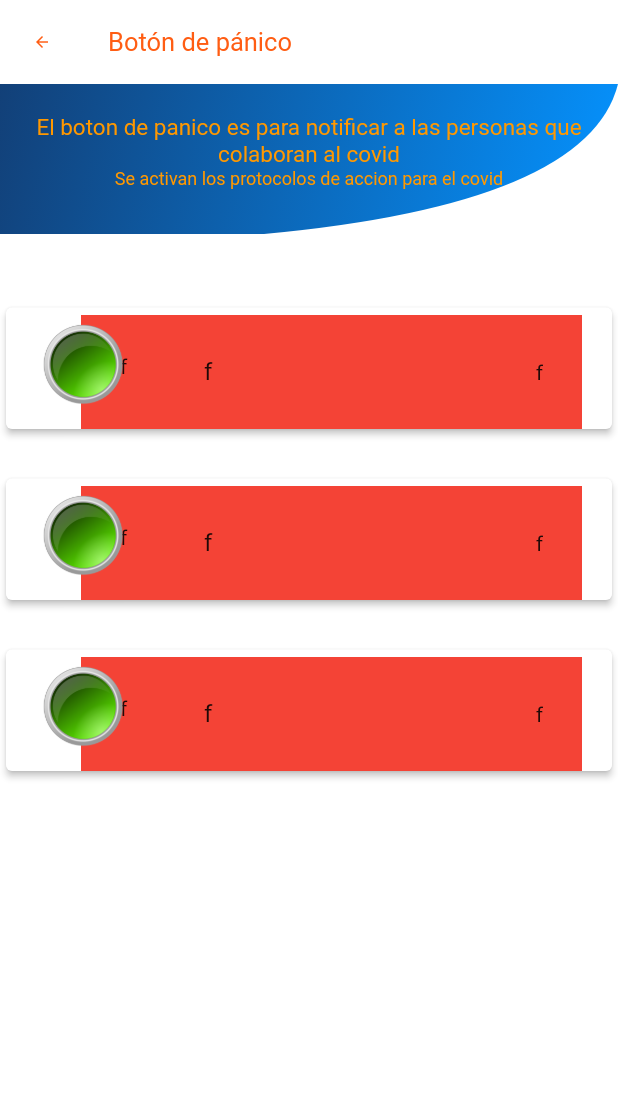
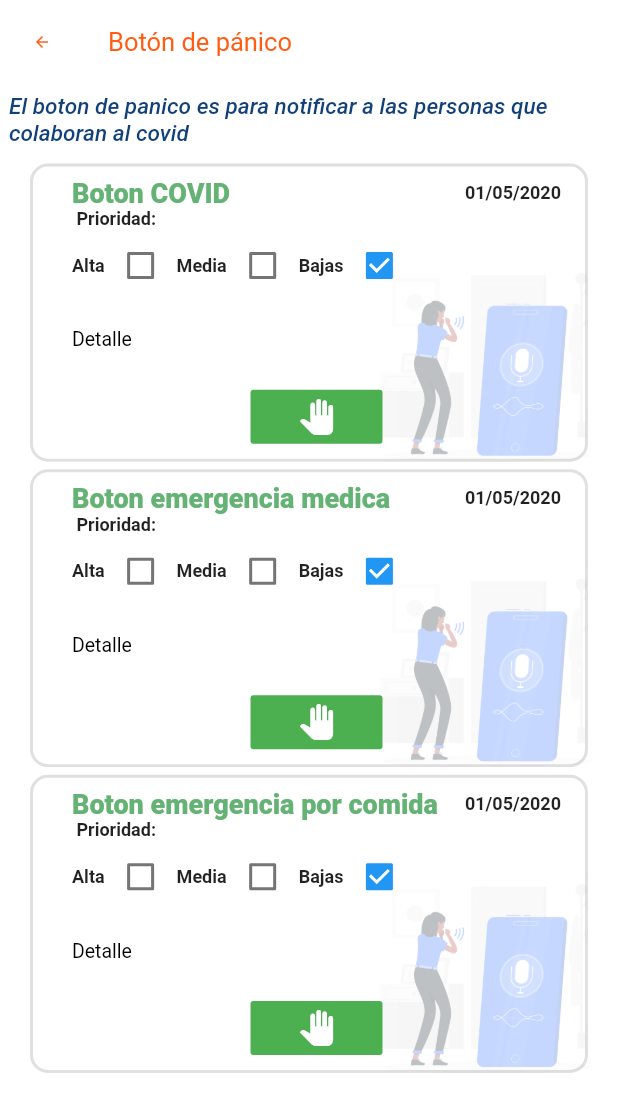
Before and after one commit to marcoarce23/lucia_covid, a Flutter app: the screen it shows after launch, in the side drawer, after a tap on "Botón de ayuda", on a phone screen of 412 x 824 dp. Shown: the top 1112 px of the screen. Run offline on Flutter 3.47's test engine with Material 2 defaults, Android fonts, the phone set to English and light mode, and no system bars; our stand-ins replace curved_navigation_bar, device_preview, flutter_image_compress, google_maps_flutter, google_sign_in, image_picker and 4 more; missing offline and left inert: esys_flutter_share, flutter_pdfview, mime_type.

Commit message:
30/04/2020 23:49  Boton de panico
Boton de panico concluido

```diff
--- a/lib/main.dart
+++ b/lib/main.dart
@@ -1,6 +1,7 @@
 import 'package:device_preview/device_preview.dart';
 import 'package:flutter/material.dart';
 import 'package:lucia_covid/src/Model/PreferenceUser.dart';
+import 'package:lucia_covid/src/module/Citizen/CitizenLayoutMenu/CitizenLayoutMenuModule.dart';
 import 'package:lucia_covid/src/module/Citizen/CitizenMultimedia/CitizenMultimediaModule.dart';
 import 'package:lucia_covid/src/module/CitizenPage/CitizenModule.dart';
 import 'package:lucia_covid/src/module/InitialPages/SlideShowModule.dart';
@@ -38,7 +39,7 @@ class MyApp extends StatelessWidget {
       //home: new ListCitizenModule(),
       //initialRoute: SplashScreenModule(),
 
-      home: new CitizenMultimediaModule(),
+      home: new CitizenLayoutMenuModule(),
 
       routes: <String, WidgetBuilder> {
         'Splash': (BuildContext context) => new SplashScreenModule(),
--- a/lib/src/module/Citizen/CitizenPanicButton/CitizenPanicButtonModule.dart
+++ b/lib/src/module/Citizen/CitizenPanicButton/CitizenPanicButtonModule.dart
@@ -1,4 +1,5 @@
 import 'package:flutter/material.dart';
+import 'package:intl/intl.dart';
 import 'package:lucia_covid/src/Theme/ThemeModule.dart';
 
 class CitizenPanicButtonModule extends StatefulWidget {
@@ -35,63 +36,16 @@ class _CitizenPanicButtonModuleState extends State<CitizenPanicButtonModule> {
           body: SingleChildScrollView(
             child: Column(
               children: <Widget>[
-                Stack(
-                  children: <Widget>[
-                    ClipPath(
-                      clipper: FormaRecorte(),
-                      child: Container(
-                        height: 100,
-                        width: MediaQuery.of(context).size.width,
-                        decoration: BoxDecoration(
-                          gradient: LinearGradient(
-                            begin: Alignment.topLeft,
-                            end: Alignment.bottomRight,
-                            colors: [
-                              AppTheme.themeColorAzul,
-                              AppTheme.themeColorCeleste
-                            ],
-                          ),
-                        ),
-                      ),
-                    ),
-                    Column(
-                      //crossAxisAlignment: CrossAxisAlignment.center,
-                      children: <Widget>[
-                        SizedBox(
-                          height: 20,
-                        ),
-                        Wrap(
-                          children: <Widget>[
-                            Text(
-                              "El boton de panico es para notificar a las personas que colaboran al covid",
-                              textAlign: TextAlign.center,
-                              style:
-                                  TextStyle(fontSize: 15, color: Colors.orange),
-                            ),
-                          ],
-                        ),
-                        Text(
-                          "Se activan los protocolos de accion para el covid",
-                          textAlign: TextAlign.center,
-                          style: TextStyle(fontSize: 12, color: Colors.orange),
-                        ),
-                      ],
-                    ),
-                  ],
+                Padding(
+                  padding: const EdgeInsets.all(6.0),
+                  child: Text(
+                    "El boton de panico es para notificar a las personas que colaboran al covid",
+                    style: AppTheme.themeTitulo,
+                  ),
                 ),
-                Column(
-                  mainAxisAlignment: MainAxisAlignment.start,
-                  children: <Widget>[
-                    SizedBox(
-                      height: 45,
-                    ),
-                    ButtonPanic(),
-                    SizedBox(height: 25,),
-                    ButtonPanic(),
-                    SizedBox(height: 25,),
-                    ButtonPanic(),
-                  ],
-                )
+                ButtonPanic(titulo: "Boton COVID"),
+                ButtonPanic(titulo: "Boton emergencia medica"),
+                ButtonPanic(titulo: "Boton emergencia por comida"),
               ],
             ),
           )),
@@ -99,28 +53,10 @@ class _CitizenPanicButtonModuleState extends State<CitizenPanicButtonModule> {
   }
 }
 
-class FormaRecorte extends CustomClipper<Path> {
-  @override
-  Path getClip(Size size) {
-    var path = Path();
-    //path.lineTo(0,size.height-80);
-    print(size.width);
-    print(size.height);
-    path.lineTo(0, size.height);
-    path.lineTo((size.width / 2) - 30, size.height);
-    path.quadraticBezierTo(size.width - 20, size.height - 20, size.width, 0);
-    path.close();
-    return path;
-  }
+class ButtonPanic extends StatefulWidget {
+  final String titulo;
 
-  @override
-  bool shouldReclip(CustomClipper<Path> oldClipper) {
-    return false;
-  }
-}
-
-class ButtonPanic extends StatefulWidget {
-  ButtonPanic({Key key}) : super(key: key);
+  const ButtonPanic({Key key, this.titulo}) : super(key: key);
 
   @override
   _ButtonPanic createState() => _ButtonPanic();
@@ -145,30 +81,131 @@ class _ButtonPanic extends State<ButtonPanic> {
   }
 
   Widget buttonPanic() {
+    var textStyle = TextStyle(
+        fontSize: 18,
+        fontWeight: FontWeight.w900,
+        color: AppTheme.themeColorVerde);
+
     return Stack(
       children: <Widget>[
-        Card(
-          elevation: 2,
-                  child: Container(
-
-              color: Colors.red,
-              margin: EdgeInsets.only(top: 5, left: 50, right: 20),
-              child: Padding(
-                  padding: const EdgeInsets.all(10.0),
-                  child: ListTile(
-                      leading: Text("f"),
-                      title: Text("f"),
-                      trailing: Text("f")))),
-        ),
         Positioned(
-            top: 5,
-            left: 20,
-            child: Image.asset(
-              'assets/image/button.png',
-              width: 70,
-              height: 70,
-              fit: BoxFit.cover,
-            ))
+            top: 65,
+            left: 235,
+            child: Opacity(
+              opacity: 0.3,
+                          child: Image.asset(
+                'assets/image/button_panic.png',
+                width: 180,
+                height: 150,
+                fit: BoxFit.cover,
+              ),
+            )),
+        Container(
+            decoration: BoxDecoration(
+              border: Border.all(
+                color: Colors.black12,
+                width: 2,
+              ),
+              borderRadius: BorderRadius.circular(12),
+              //color: Colors.white
+            ),
+            //color: Colors.red,
+            margin: EdgeInsets.only(top: 5, left: 20, right: 20),
+            child: Padding(
+                padding: const EdgeInsets.only(top: 2.0,),
+                child: ListTile(
+                  title: Container(
+                    padding: EdgeInsets.only(top: 1, left: 10),
+                    //height: 20.0,
+                    child: Column(
+                      children: <Widget>[
+                        Row(
+                          mainAxisAlignment: MainAxisAlignment.spaceBetween,
+                          children: <Widget>[
+                            Text(widget.titulo, style: textStyle),
+                            Text(
+                                DateFormat('dd/MM/yyyy').format(DateTime.now()),
+                                style: TextStyle(
+                                    fontSize: 12, fontWeight: FontWeight.w700)),
+                          ],
+                        ),
+                        Align(
+                          alignment: Alignment.topLeft,
+                          child: Text(" Prioridad:",
+                              style: TextStyle(
+                                  fontSize: 12, fontWeight: FontWeight.w700)),
+                        ),
+                        Row(
+                          children: <Widget>[
+                            Text(
+                              "Alta",
+                              style: TextStyle(
+                                  fontSize: 12, fontWeight: FontWeight.w700),
+                            ),
+                            Checkbox(
+                                value: checkHigh,
+                                onChanged: (bool value) {
+                                  setState(() {
+                                    checkHigh = true;
+                                    checkModerate = false;
+                                    checkLow = false;
+                                  });
+                                }),
+                            Text("Media",
+                                style: TextStyle(
+                                    fontSize: 12, fontWeight: FontWeight.w700)),
+                            Checkbox(
+                                value: checkModerate,
+                                onChanged: (bool value) {
+                                  setState(() {
+                                    checkHigh = false;
+                                    checkModerate = true;
+                                    checkLow = false;
+                                  });
+                                }),
+                            Text("Bajas",
+                                style: TextStyle(
+                                    fontSize: 12, fontWeight: FontWeight.w700)),
+                            Checkbox(
+                                value: checkLow,
+                                onChanged: (bool value) {
+                                  setState(() {
+                                    checkHigh = false;
+                                    checkModerate = false;
+                                    checkLow = true;
+                                  });
+                                })
+                          ],
+                        ),
+                        TextFormField(
+                          style: TextStyle(color: Colors.black, fontSize: 13),
+                          decoration: InputDecoration(
+                            labelStyle:
+                                TextStyle(fontSize: 13, color: Colors.black),
+                            labelText: "Detalle",
+                            border: InputBorder.none,
+                            hintText: 'Ingrese alguna observacion',
+                            hintStyle:
+                                TextStyle(fontSize: 12, color: Colors.black),
+                          ),
+                        ),
+                        Center(
+                          child: FlatButton(
+                            color: Colors.green,
+                            textColor: Colors.white,
+                            disabledColor: Colors.grey,
+                            disabledTextColor: Colors.black,
+                            splashColor: Colors.greenAccent,
+                            onPressed: () {
+                              /*...*/
+                            },
+                            child: Icon(Icons.pan_tool),
+                          ),
+                        )
+                      ],
+                    ),
+                  ),
+                ))),
       ],
     );
 
@@ -191,9 +228,7 @@ class _ButtonPanic extends State<ButtonPanic> {
 
   Widget contentPanicButton() {
     return InkWell(
-      onTap: () {
-
-      },
+      onTap: () {},
       child: Container(
         margin: new EdgeInsets.only(left: 120.0, top: 10),
         child: Column(
@@ -203,7 +238,7 @@ class _ButtonPanic extends State<ButtonPanic> {
               height: 20.0,
               child: Row(
                 children: <Widget>[
-                  Text("Alta"),
+                  Text("Altas"),
                   Checkbox(
                       value: checkHigh,
                       onChanged: (bool value) {
@@ -213,7 +248,7 @@ class _ButtonPanic extends State<ButtonPanic> {
                           checkLow = false;
                         });
                       }),
-                  Text("Media"),
+                  Text("Medias"),
                   Checkbox(
                       value: checkModerate,
                       onChanged: (bool value) {
@@ -248,36 +283,4 @@ class _ButtonPanic extends State<ButtonPanic> {
       ),
     );
   }
-
-  Widget imageButton() {
-    return Container(
-      margin: new EdgeInsets.symmetric(vertical: 10.0),
-      alignment: FractionalOffset.centerLeft,
-      child: Image.network(
-        "https://images-na.ssl-images-amazon.com/images/I/61QKhYL%2BeCL.png",
-        height: 155,
-        width: 125,
-        fit: BoxFit.cover,
-      ),
-    );
-  }
-
-  Widget backgroundContainer() {
-    return Container(
-      height: 100.0,
-      margin: new EdgeInsets.only(left: 46.0),
-      decoration: new BoxDecoration(
-        color: AppTheme.themeColorNaranja,
-        shape: BoxShape.rectangle,
-        borderRadius: new BorderRadius.circular(8.0),
-        boxShadow: <BoxShadow>[
-          new BoxShadow(
-            color: Colors.black12,
-            blurRadius: 10.0,
-            offset: new Offset(0.0, 10.0),
-          ),
-        ],
-      ),
-    );
-  }
 }
```
Also changed, not shown: assets/image/button_panic.png (added).
